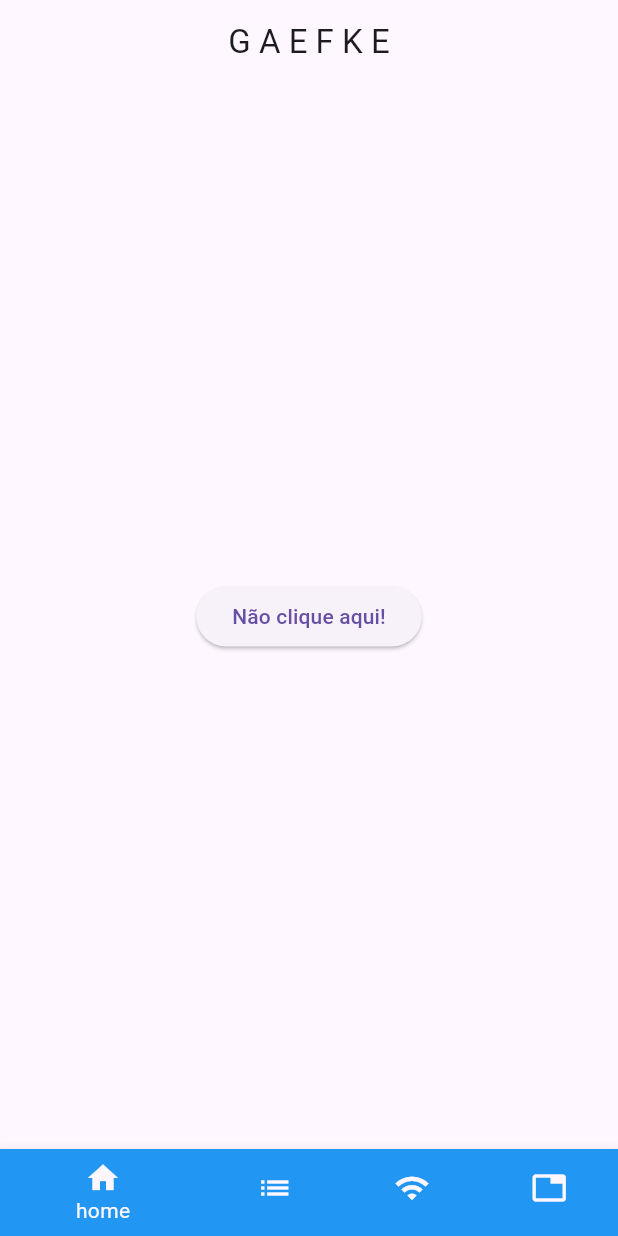
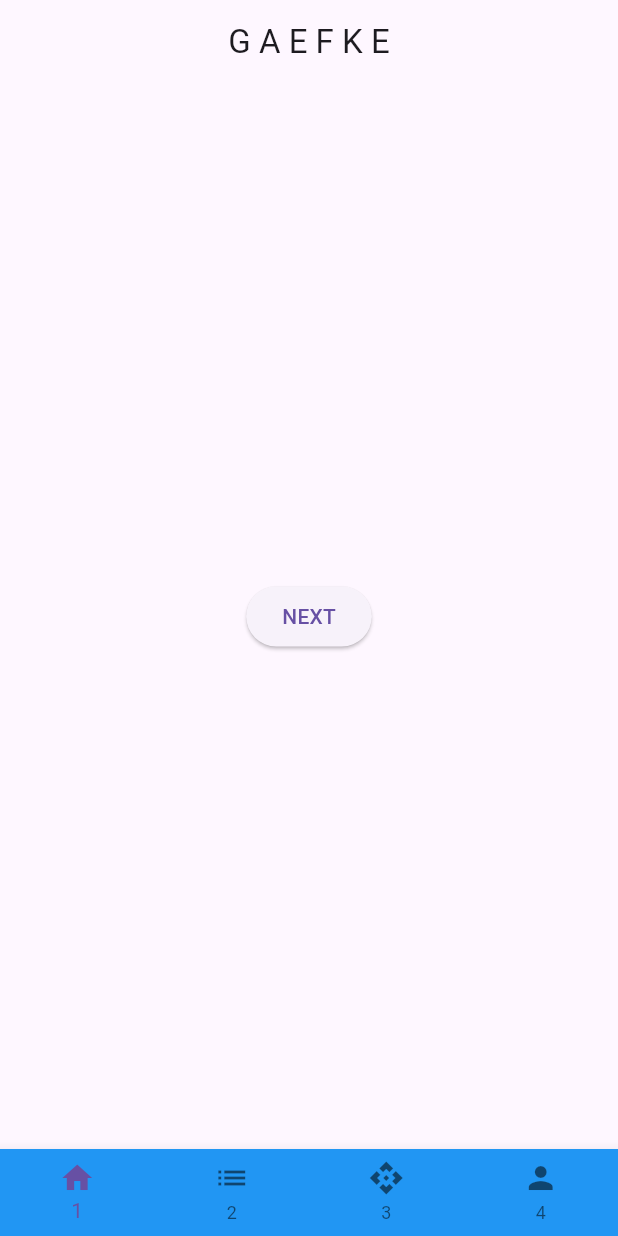
Before and after one commit to vitorgaefke/FlutterTesteEstagiario, a Flutter app: the screen it shows after launch, on a phone screen of 412 x 824 dp. Run offline on Flutter 3.47's test engine with Material 3 defaults, Android fonts, the phone set to English and light mode, and no system bars.

Commit message:
primeira tarefa concluida com navegacao na navbar implementada

```diff
--- /dev/null
+++ b/flutter_teste_estagiario/lib/pages/home_page.dart
@@ -0,0 +1,29 @@
+import 'package:flutter/material.dart';
+
+class HomePage extends StatefulWidget {
+  const HomePage({super.key});
+
+  @override
+  State<HomePage> createState() => _HomePageState();
+}
+
+class _HomePageState extends State<HomePage> {
+  @override
+  Widget build(BuildContext context) {
+    return Scaffold(
+      body: Center(
+        child: ElevatedButton(
+          onPressed: () {
+            const snackBar = SnackBar(
+              content: Text('Olá, Next Tecnologia!'),
+            );
+
+            ScaffoldMessenger.of(context).showSnackBar(snackBar);
+          },
+          child: const Text('NEXT'),
+        ),
+
+        ),
+    );
+  }
+}
--- a/flutter_teste_estagiario/lib/pages/main_page.dart
+++ b/flutter_teste_estagiario/lib/pages/main_page.dart
@@ -1,4 +1,9 @@
 import 'package:flutter/material.dart';
+import 'package:flutter_teste_estagiario/pages/fila_page.dart';
+import 'package:flutter_teste_estagiario/pages/home_page.dart';
+import 'package:flutter_teste_estagiario/pages/pag_api.dart';
+import 'package:flutter_teste_estagiario/pages/pag_form.dart';
+// import 'package:google_nav_bar/google_nav_bar.dart';
 
 class MainPage extends StatefulWidget {
   const MainPage({super.key});
@@ -8,37 +13,49 @@ class MainPage extends StatefulWidget {
 }
 
 class _MainPageState extends State<MainPage> {
+  int _currentIndex = 0;
+
   @override
   Widget build(BuildContext context) {
     return Scaffold(
-      appBar: AppBar(title: const Text('G A E F K E'), centerTitle: true),
-      body: Center(
-        child: ElevatedButton(
-          child: const Text('Não clique aqui!'),
-          onPressed: (){},
-        )
-        ),
       bottomNavigationBar: BottomNavigationBar(
-        items: const <BottomNavigationBarItem>[
+        type: BottomNavigationBarType.fixed,
+        currentIndex: _currentIndex,
+        backgroundColor: Colors.blue,
+        onTap: (index) {
+          setState(() {
+            _currentIndex = index;
+          });
+        },
+        items: const [
           BottomNavigationBarItem(
             icon: Icon(Icons.home),
-            backgroundColor: Colors.blue,
-            label: 'home',
+            label: '1',
           ),
           BottomNavigationBarItem(
             icon: Icon(Icons.list),
-            label: 'lista',
+            label: '2',
           ),
           BottomNavigationBarItem(
-            icon: Icon(Icons.wifi),
-            label: 'API',
+            icon: Icon(Icons.api),
+            label: '3',
           ),
           BottomNavigationBarItem(
-            icon: Icon(Icons.tab),
-            label: 'form',
+            icon: Icon(Icons.person),
+            label: '4',
           ),
         ],
-      )
-    );
+      ),
+      backgroundColor: Colors.grey[200],
+      appBar: AppBar(title: const Text('G A E F K E'), centerTitle: true),
+      body: IndexedStack(
+        index: _currentIndex,
+        children: const [
+          HomePage(),
+          PagForm(),
+          PagLista(),
+          PagApi(),
+        ],
+    ),);
   }
 }
--- a/flutter_teste_estagiario/pubspec.yaml
+++ b/flutter_teste_estagiario/pubspec.yaml
@@ -9,6 +9,8 @@ environment:
 dependencies:
   flutter:
     sdk: flutter
+  google_nav_bar: ^5.0.6
+  snackbar: ^1.0.2
 
 dev_dependencies:
   flutter_test:
```
Also changed, not shown: flutter_teste_estagiario/lib/pages/fila_page.dart (added, +19 -0 lines), flutter_teste_estagiario/lib/pages/pag_api.dart (added, +19 -0 lines), flutter_teste_estagiario/lib/pages/pag_form.dart (added, +19 -0 lines), flutter_teste_estagiario/pubspec.lock.
